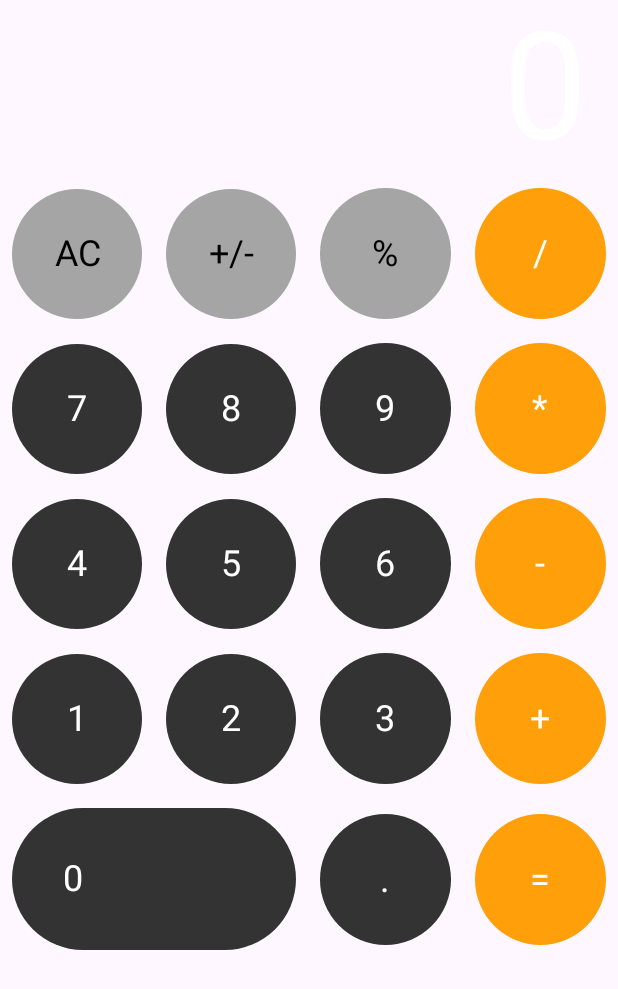
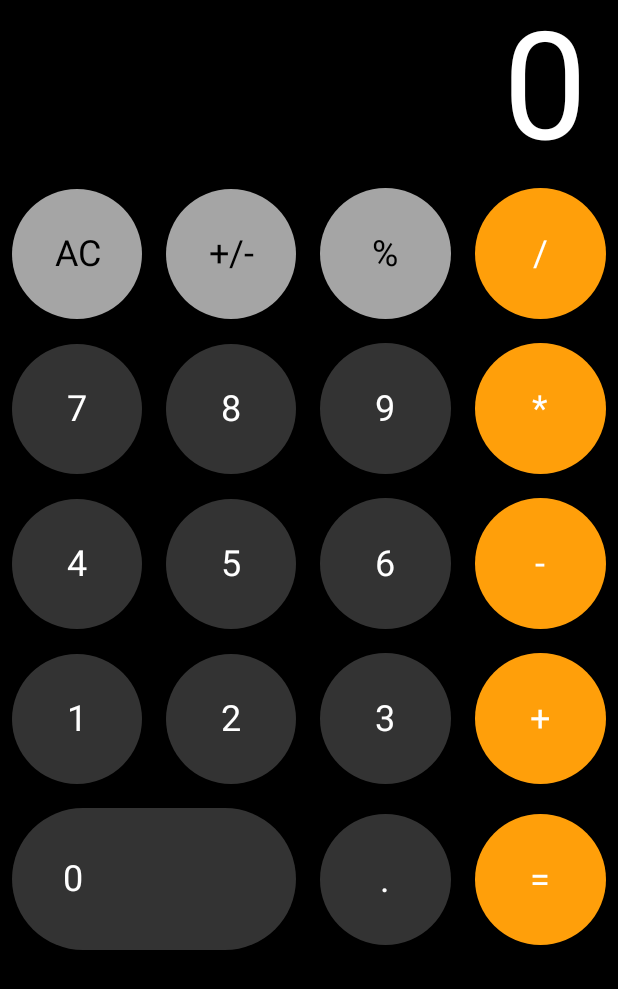
Before and after one commit to Michael2718/uCalculator, an Android app built with Jetpack Compose: the composable UCalculatorApp shown on its own in the app's theme, on a phone screen of 412 x 824 dp. Shown: the top 989 px of the screen. Run offline under Robolectric (Android 15) with nearby library versions, the phone set to English and light mode, and no system bars.

Commit message:
Implement custom Material Theme with colors

```diff
--- a/app/src/main/java/com/example/u_calculator/ui/CalcButton.kt
+++ b/app/src/main/java/com/example/u_calculator/ui/CalcButton.kt
@@ -1,11 +1,14 @@
 package com.example.u_calculator.ui
-
-import androidx.compose.ui.graphics.Color
 
 data class CalcButton(
     val value: String = "",
     val type: ButtonType = ButtonType.Clear,
-    val color: Color = Color(0xFF333333),
-    val textColor: Color = Color.White,
+    val colorType: ColorType = ColorType.Secondary,
     val isWide: Boolean = false
 )
+
+enum class ColorType {
+    Primary,
+    Secondary,
+    Tertiary
+}
--- a/app/src/main/java/com/example/u_calculator/ui/UCalculatorApp.kt
+++ b/app/src/main/java/com/example/u_calculator/ui/UCalculatorApp.kt
@@ -4,6 +4,7 @@ import androidx.compose.foundation.layout.Arrangement
 import androidx.compose.foundation.layout.Column
 import androidx.compose.foundation.layout.Row
 import androidx.compose.foundation.layout.padding
+import androidx.compose.material3.MaterialTheme
 import androidx.compose.material3.Text
 import androidx.compose.runtime.Composable
 import androidx.compose.runtime.collectAsState
@@ -55,15 +56,23 @@ fun UCalculatorApp(
                     for (button in row) {
                         CalcButtonComposable(
                             text = button.value,
-                            modifier = Modifier
-                                .padding(8.dp)
-                                .weight(if (button.isWide) 2f else 1f),
-                            color = button.color,
-                            textColor = button.textColor,
+                            color = when (button.colorType) {
+                                ColorType.Primary -> MaterialTheme.colorScheme.primary
+                                ColorType.Secondary -> MaterialTheme.colorScheme.secondary
+                                ColorType.Tertiary -> MaterialTheme.colorScheme.tertiary
+                            },
+                            textColor = when (button.colorType) {
+                                ColorType.Primary -> MaterialTheme.colorScheme.onPrimary
+                                ColorType.Secondary -> MaterialTheme.colorScheme.onSecondary
+                                ColorType.Tertiary -> MaterialTheme.colorScheme.onTertiary
+                            },
                             isWide = button.isWide,
                             onClick = {
                                 viewModel.onButtonClick(button.type)
-                            }
+                            },
+                            modifier = Modifier
+                                .padding(8.dp)
+                                .weight(if (button.isWide) 2f else 1f)
                         )
                     }
                 }
```
Also changed, not shown: app/src/main/java/com/example/u_calculator/ui/Buttons.kt (+8 -13 lines), app/src/main/java/com/example/u_calculator/ui/theme/Color.kt (+7 -7 lines), app/src/main/java/com/example/u_calculator/ui/theme/Theme.kt (+17 -18 lines).
